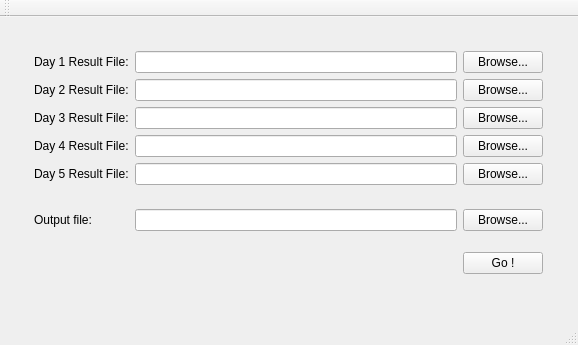
The window that mainwindow.ui (undyau/multi-day-results) describes before a commit, drawn with Qt 5.
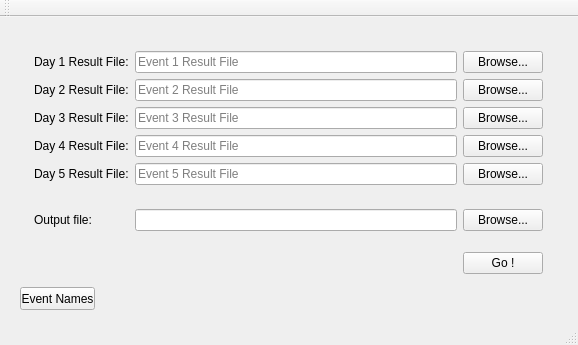
The same window after the commit.

The edit to the form file:
```diff
--- a/mainwindow.ui
+++ b/mainwindow.ui
@@ -32,7 +32,11 @@
       </widget>
      </item>
      <item row="0" column="1">
-      <widget class="QLineEdit" name="day1ResultFile"/>
+      <widget class="QLineEdit" name="day1ResultFile">
+       <property name="placeholderText">
+        <string>Event 1 Result File</string>
+       </property>
+      </widget>
      </item>
      <item row="0" column="2">
       <widget class="QPushButton" name="browseForDay1File">
@@ -49,7 +53,11 @@
       </widget>
      </item>
      <item row="1" column="1">
-      <widget class="QLineEdit" name="day2ResultFile"/>
+      <widget class="QLineEdit" name="day2ResultFile">
+       <property name="placeholderText">
+        <string>Event 2 Result File</string>
+       </property>
+      </widget>
      </item>
      <item row="1" column="2">
       <widget class="QPushButton" name="browseForDay2File">
@@ -66,7 +74,11 @@
       </widget>
      </item>
      <item row="2" column="1">
-      <widget class="QLineEdit" name="day3ResultFile"/>
+      <widget class="QLineEdit" name="day3ResultFile">
+       <property name="placeholderText">
+        <string>Event 3 Result File</string>
+       </property>
+      </widget>
      </item>
      <item row="2" column="2">
       <widget class="QPushButton" name="browseForDay3File">
@@ -83,7 +95,11 @@
       </widget>
      </item>
      <item row="3" column="1">
-      <widget class="QLineEdit" name="day4ResultFile"/>
+      <widget class="QLineEdit" name="day4ResultFile">
+       <property name="placeholderText">
+        <string>Event 4 Result File</string>
+       </property>
+      </widget>
      </item>
      <item row="3" column="2">
       <widget class="QPushButton" name="browseForDay4File">
@@ -100,7 +116,11 @@
       </widget>
      </item>
      <item row="4" column="1">
-      <widget class="QLineEdit" name="day5ResultFile"/>
+      <widget class="QLineEdit" name="day5ResultFile">
+       <property name="placeholderText">
+        <string>Event 5 Result File</string>
+       </property>
+      </widget>
      </item>
      <item row="4" column="2" rowspan="2">
       <widget class="QPushButton" name="browseForDay5File">
@@ -187,6 +207,19 @@
      </item>
     </layout>
    </widget>
+   <widget class="QPushButton" name="pushButtonSettings">
+    <property name="geometry">
+     <rect>
+      <x>20</x>
+      <y>270</y>
+      <width>75</width>
+      <height>23</height>
+     </rect>
+    </property>
+    <property name="text">
+     <string>Event Names</string>
+    </property>
+   </widget>
   </widget>
   <widget class="QMenuBar" name="menuBar">
    <property name="geometry">
```
Left out of the diff: 2 changed lines with no effect on the pictures.
